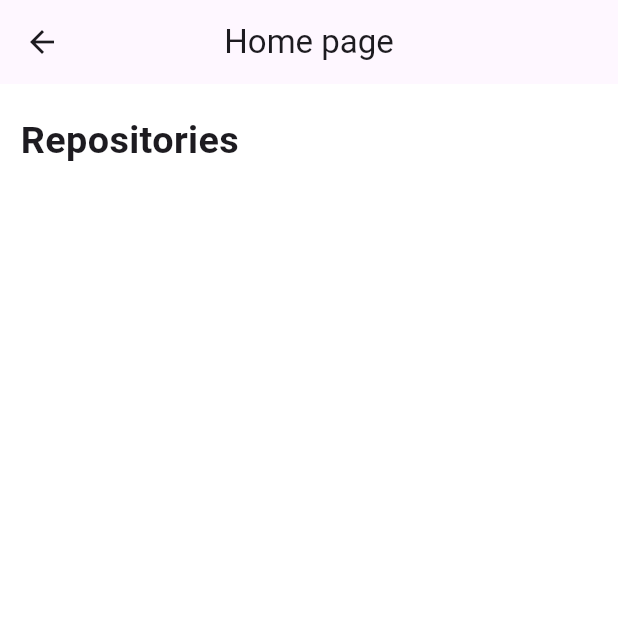
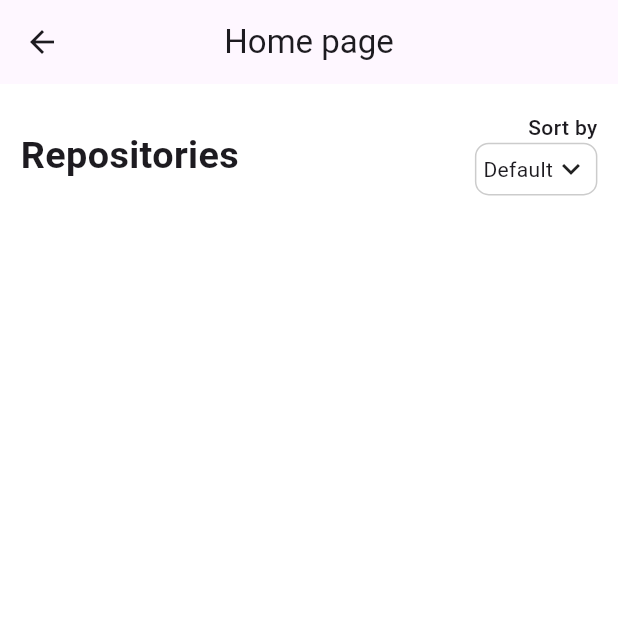
Before and after one commit to sajidrec/flutter_pioneer_assignment, a Flutter app: the HomePage screen opened by its route, on a phone screen of 412 x 824 dp, the top half of it. Run offline on Flutter 3.47's test engine with Material 3 defaults, Android fonts, the phone set to English and light mode, and no system bars; our stand-ins replace cached_network_image, dio, flutter_screenutil, get, shared_preferences; accounts and stored records are empty; network calls fail; statements that could not run were skipped.

Commit message:
- add sorting mechanism

```diff
--- a/lib/app/modules/home_page/presentation/views/home_page.dart
+++ b/lib/app/modules/home_page/presentation/views/home_page.dart
@@ -20,9 +20,66 @@ class HomePage extends StatelessWidget {
             crossAxisAlignment: CrossAxisAlignment.start,
             children: [
               SizedBox(height: 16.h),
-              Text(
-                "Repositories",
-                style: TextStyle(fontSize: 22.sp, fontWeight: FontWeight.w600),
+              Row(
+                children: [
+                  Text(
+                    "Repositories",
+                    style: TextStyle(
+                      fontSize: 22.sp,
+                      fontWeight: FontWeight.w600,
+                    ),
+                  ),
+                  Spacer(),
+                  Column(
+                    crossAxisAlignment: CrossAxisAlignment.end,
+                    children: [
+                      Text(
+                        "Sort by",
+                        style: TextStyle(fontWeight: FontWeight.w500),
+                      ),
+
+                      GetBuilder<HomePageController>(
+                        builder: (controller) {
+                          return PopupMenuButton(
+                            color: AppColors.white,
+                            onSelected: (value) {
+                              controller.setSortedBy(value);
+                            },
+                            itemBuilder: (context) => [
+                              PopupMenuItem<String>(
+                                value: "Last update",
+                                child: Text("Last update"),
+                              ),
+                              PopupMenuItem<String>(
+                                value: "Stars",
+                                child: Text("Stars"),
+                              ),
+                            ],
+                            child: Container(
+                              decoration: BoxDecoration(
+                                borderRadius: BorderRadiusGeometry.circular(
+                                  8.sp,
+                                ),
+                                border: Border.all(
+                                  color: AppColors.black.withValues(alpha: .2),
+                                ),
+                              ),
+                              child: Padding(
+                                padding: EdgeInsets.all(4.sp),
+                                child: Row(
+                                  children: [
+                                    Text(controller.sortedBy),
+                                    Icon(Icons.keyboard_arrow_down),
+                                  ],
+                                ),
+                              ),
+                            ),
+                          );
+                        },
+                      ),
+                    ],
+                  ),
+                ],
               ),
               SizedBox(height: 16.h),
               Expanded(
```
Also changed, not shown: lib/app/modules/home_page/presentation/controllers/home_page_controller.dart (+22 -0 lines).
